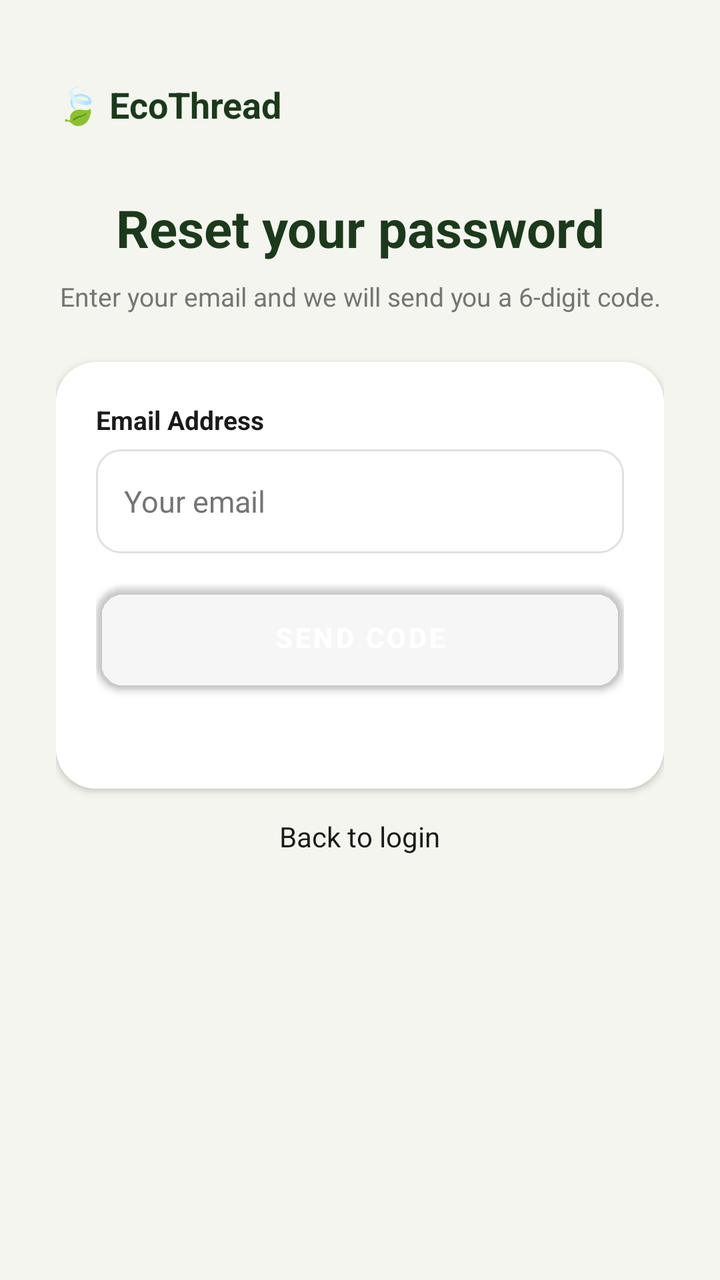
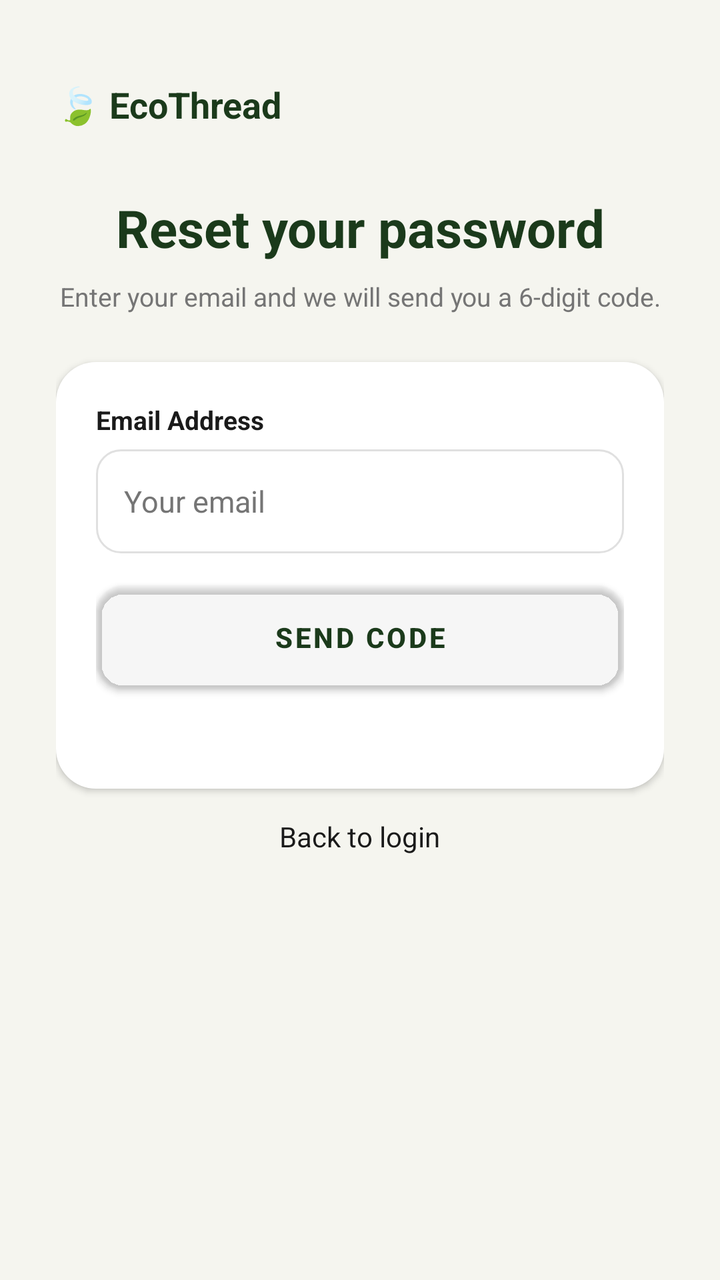

An Android layout rendered at two revisions. The XML below is the earlier revision; the diff shows what the commit changed to produce the second picture.
<!-- AndroidManifest.xml: application theme Theme.ClothingRecycleApp -->
<!-- res/layout/activity_forgot_password.xml -->
<?xml version="1.0" encoding="utf-8"?>
<ScrollView xmlns:android="http://schemas.android.com/apk/res/android"
    xmlns:app="http://schemas.android.com/apk/res-auto"
    android:layout_width="match_parent"
    android:layout_height="match_parent"
    android:background="@color/eco_cream_bg"
    android:fillViewport="true">

    <LinearLayout
        android:layout_width="match_parent"
        android:layout_height="wrap_content"
        android:orientation="vertical"
        android:padding="28dp">

        <TextView
            android:layout_width="wrap_content"
            android:layout_height="wrap_content"
            android:layout_marginTop="12dp"
            android:text="🍃 EcoThread"
            android:textSize="18sp"
            android:textStyle="bold"
            android:textColor="@color/eco_dark_green" />

        <TextView
            android:layout_width="match_parent"
            android:layout_height="wrap_content"
            android:layout_marginTop="32dp"
            android:gravity="center_horizontal"
            android:text="Reset your password"
            android:textSize="26sp"
            android:textStyle="bold"
            android:textColor="@color/eco_dark_green" />

        <TextView
            android:id="@+id/tvForgotIntro"
            android:layout_width="match_parent"
            android:layout_height="wrap_content"
            android:layout_marginTop="8dp"
            android:gravity="center_horizontal"
            android:text="Enter your email and we will send you a 6-digit code."
            android:textSize="13sp"
            android:textColor="@color/eco_text_gray" />

        <LinearLayout
            android:layout_width="match_parent"
            android:layout_height="wrap_content"
            android:layout_marginTop="24dp"
            android:background="@drawable/bg_card"
            android:elevation="2dp"
            android:orientation="vertical"
            android:padding="20dp">

            <TextView
                android:layout_width="wrap_content"
                android:layout_height="wrap_content"
                android:layout_marginBottom="6dp"
                android:text="Email Address"
                android:textColor="@color/eco_text_dark"
                android:textSize="13sp"
                android:textStyle="bold" />

            <EditText
                android:id="@+id/etForgotEmail"
                style="@style/Widget.App.Input"
                android:layout_width="match_parent"
                android:layout_height="wrap_content"
                android:hint="Your email"
                android:inputType="textEmailAddress" />

            <Button
                android:id="@+id/btnSendCode"
                android:layout_width="match_parent"
                android:layout_height="52dp"
                android:layout_marginTop="16dp"
                android:background="@drawable/bg_button_primary"
                app:backgroundTint="@android:color/transparent"
                android:text="Send code"
                android:textColor="@color/eco_white"
                android:textStyle="bold" />

            <LinearLayout
                android:id="@+id/stepTwoContainer"
                android:layout_width="match_parent"
                android:layout_height="wrap_content"
                android:orientation="vertical"
                android:visibility="gone">

                <TextView
                    android:layout_width="wrap_content"
                    android:layout_height="wrap_content"
                    android:layout_marginTop="20dp"
                    android:layout_marginBottom="6dp"
                    android:text="6-digit code"
                    android:textColor="@color/eco_text_dark"
                    android:textSize="13sp"
                    android:textStyle="bold" />

                <EditText
                    android:id="@+id/etResetCode"
                    style="@style/Widget.App.Input"
                    android:layout_width="match_parent"
                    android:layout_height="wrap_content"
                    android:gravity="center"
                    android:hint="000000"
                    android:inputType="number"
                    android:letterSpacing="0.3"
                    android:maxLength="6"
                    android:textSize="22sp" />

                <TextView
                    android:layout_width="wrap_content"
                    android:layout_height="wrap_content"
                    android:layout_marginTop="16dp"
                    android:layout_marginBottom="6dp"
                    android:text="New password"
                    android:textColor="@color/eco_text_dark"
                    android:textSize="13sp"
                    android:textStyle="bold" />

                <EditText
                    android:id="@+id/etNewPassword"
                    style="@style/Widget.App.Input"
                    android:layout_width="match_parent"
                    android:layout_height="wrap_content"
                    android:hint="At least 6 characters"
                    android:inputType="textPassword" />

                <TextView
                    android:layout_width="wrap_content"
                    android:layout_height="wrap_content"
                    android:layout_marginTop="16dp"
                    android:layout_marginBottom="6dp"
                    android:text="Confirm new password"
                    android:textColor="@color/eco_text_dark"
                    android:textSize="13sp"
                    android:textStyle="bold" />

                <EditText
                    android:id="@+id/etConfirmPassword"
                    style="@style/Widget.App.Input"
                    android:layout_width="match_parent"
                    android:layout_height="wrap_content"
                    android:hint="Type it again"
                    android:inputType="textPassword" />

                <Button
                    android:id="@+id/btnResetPassword"
                    android:layout_width="match_parent"
                    android:layout_height="52dp"
                    android:layout_marginTop="16dp"
                    android:background="@drawable/bg_button_primary"
                    app:backgroundTint="@android:color/transparent"
                    android:text="Change password"
                    android:textColor="@color/eco_white"
                    android:textStyle="bold" />
            </LinearLayout>

            <TextView
                android:id="@+id/tvForgotStatus"
                android:layout_width="match_parent"
                android:layout_height="wrap_content"
                android:layout_marginTop="12dp"
                android:gravity="center_horizontal"
                android:textSize="13sp"
                android:textStyle="bold" />
        </LinearLayout>

        <TextView
            android:id="@+id/tvResendReset"
            android:layout_width="wrap_content"
            android:layout_height="wrap_content"
            android:layout_gravity="center_horizontal"
            android:layout_marginTop="16dp"
            android:gravity="center"
            android:minHeight="48dp"
            android:padding="8dp"
            android:text="Resend code"
            android:textColor="@color/eco_dark_green"
            android:textSize="14sp"
            android:textStyle="bold"
            android:visibility="gone" />

        <TextView
            android:id="@+id/tvBackToLoginFromForgot"
            android:layout_width="wrap_content"
            android:layout_height="wrap_content"
            android:layout_gravity="center_horizontal"
            android:gravity="center"
            android:minHeight="48dp"
            android:padding="8dp"
            android:text="Back to login"
            android:textColor="@color/eco_text_dark"
            android:textSize="14sp" />

    </LinearLayout>
</ScrollView>
<!-- resources referenced by this layout -->
<resources>
  <color name="eco_cream_bg">#F5F5EF</color>
  <color name="eco_dark_green">#1B3A1B</color>
  <color name="eco_text_dark">#1A1A1A</color>
  <color name="eco_text_gray">#757575</color>
  <color name="eco_white">#FFFFFF</color>
  <!-- drawable bg_button_primary (drawable) -->
  <?xml version="1.0" encoding="utf-8"?>
  <shape xmlns:android="http://schemas.android.com/apk/res/android"
      android:shape="rectangle">
      <solid android:color="@color/eco_dark_green" />
      <corners android:radius="14dp" />
  </shape>
  <!-- drawable bg_card (drawable) -->
  <?xml version="1.0" encoding="utf-8"?>
  <shape xmlns:android="http://schemas.android.com/apk/res/android"
      android:shape="rectangle">
      <solid android:color="@color/eco_white" />
      <corners android:radius="20dp" />
  </shape>
  <style name="Widget.App.Input" parent="Widget.AppCompat.EditText">
          <item name="android:background">@drawable/bg_input</item>
          <item name="android:textColor">@color/eco_text_dark</item>
          <item name="android:textColorHint">@color/eco_text_gray</item>
          <item name="android:textSize">15sp</item>
          <item name="android:padding">14dp</item>
          <item name="android:minHeight">52dp</item>
      </style>
  <style name="Theme.ClothingRecycleApp" parent="Base.Theme.ClothingRecycleApp" />
  <!-- drawable bg_input (drawable) -->
  <?xml version="1.0" encoding="utf-8"?>
  <shape xmlns:android="http://schemas.android.com/apk/res/android"
      android:shape="rectangle">
      <solid android:color="@color/eco_white" />
      <corners android:radius="12dp" />
      <stroke android:width="1dp" android:color="@color/eco_border_gray" />
      <padding android:left="16dp" android:top="14dp" android:right="16dp" android:bottom="14dp" />
  </shape>
  <style name="Base.Theme.ClothingRecycleApp" parent="Theme.Material3.DayNight.NoActionBar">
  
          
          <item name="materialButtonStyle">
              @style/Widget.App.Button.Primary
          </item>
  
          
          
  
      </style>
  <color name="eco_border_gray">#E0E0E0</color>
  <style name="Widget.App.Button.Primary" parent="Widget.MaterialComponents.Button">
  
          <item name="backgroundTint">@color/eco_dark_green</item>
          <item name="android:textColor">@color/eco_white</item>
          <item name="cornerRadius">14dp</item>
  
      </style>
</resources>

<!-- the commit's change to res/layout/activity_forgot_password.xml (unified diff, before → after) -->
@@ -75,7 +75,7 @@
                 android:background="@drawable/bg_button_primary"
                 app:backgroundTint="@android:color/transparent"
                 android:text="Send code"
-                android:textColor="@color/eco_white"
+                android:textColor="@color/eco_dark_green"
                 android:textStyle="bold" />
 
             <LinearLayout
@@ -151,7 +151,7 @@
                     android:background="@drawable/bg_button_primary"
                     app:backgroundTint="@android:color/transparent"
                     android:text="Change password"
-                    android:textColor="@color/eco_white"
+                    android:textColor="@color/eco_dark_green"
                     android:textStyle="bold" />
             </LinearLayout>
 
